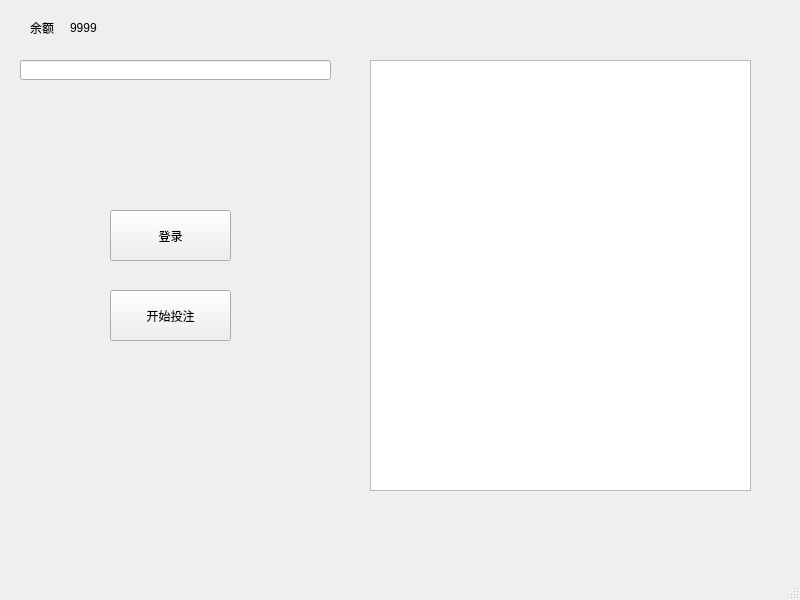
vst212/pk10, file pk10.ui: the form before one commit.
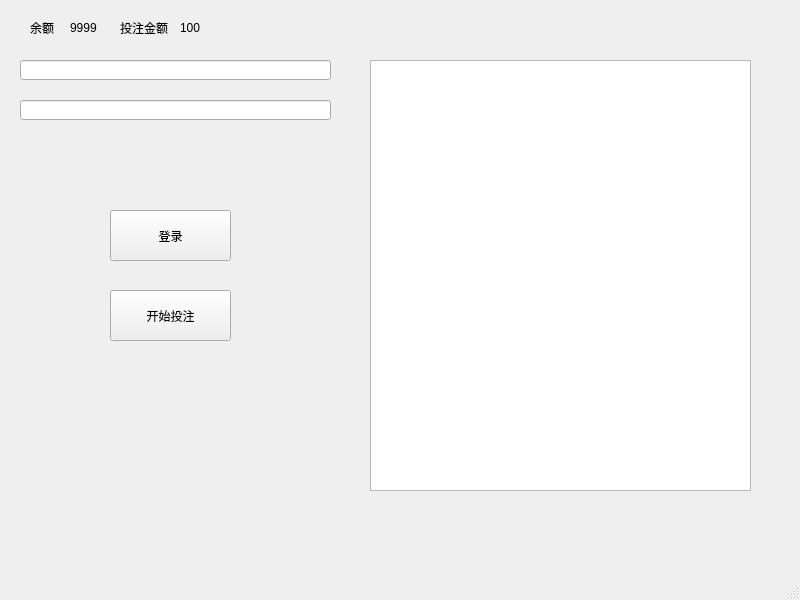
The form after the commit.

Commit message: 增加金额修改

Diff of the .ui file:
```diff
--- a/pk10.ui
+++ b/pk10.ui
@@ -86,6 +86,42 @@
      <string>登录</string>
     </property>
    </widget>
+   <widget class="QLineEdit" name="lineEdit_2">
+    <property name="geometry">
+     <rect>
+      <x>20</x>
+      <y>100</y>
+      <width>311</width>
+      <height>20</height>
+     </rect>
+    </property>
+   </widget>
+   <widget class="QLabel" name="label_3">
+    <property name="geometry">
+     <rect>
+      <x>120</x>
+      <y>20</y>
+      <width>61</width>
+      <height>16</height>
+     </rect>
+    </property>
+    <property name="text">
+     <string>投注金额</string>
+    </property>
+   </widget>
+   <widget class="QLabel" name="label_4">
+    <property name="geometry">
+     <rect>
+      <x>180</x>
+      <y>20</y>
+      <width>54</width>
+      <height>16</height>
+     </rect>
+    </property>
+    <property name="text">
+     <string>100</string>
+    </property>
+   </widget>
   </widget>
   <widget class="QMenuBar" name="menubar">
    <property name="geometry">
```
The commit also changes 3 other files.
